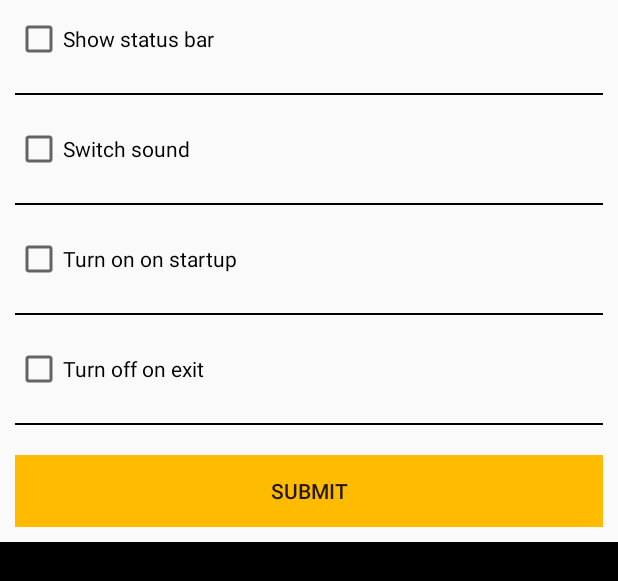
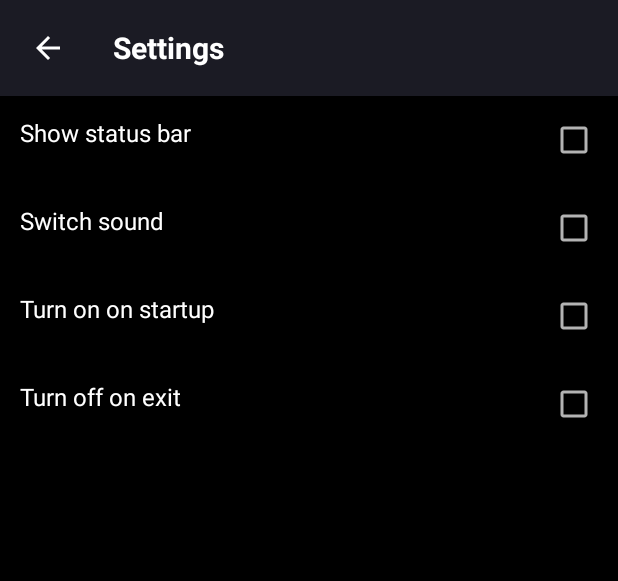
Before and after one commit to muradianartem/fllght, an Android app: the layout activity_settings.xml on its own in the app's theme, with its tools: preview values and no code run, on a phone screen of 412 x 824 dp. Shown: the top 581 px of the screen. Run offline under Robolectric (Android 15) with nearby library versions, the phone set to English and light mode, and no system bars.

Commit message:
Settings activity is done

```diff
--- a/app/src/main/AndroidManifest.xml
+++ b/app/src/main/AndroidManifest.xml
@@ -8,7 +8,7 @@
         android:label="@string/app_name"
         android:roundIcon="@mipmap/ic_launcher"
         android:supportsRtl="true"
-        android:theme="@style/AppTheme">
+        android:theme="@style/generalnotitle">
         <!-- Sample AdMob App ID: ca-app-pub-3940256099942544~3347511713 -->
         <meta-data
             android:name="com.google.android.gms.ads.APPLICATION_ID"
--- a/app/src/main/java/tambowskip/com/flashlight/MainActivity.java
+++ b/app/src/main/java/tambowskip/com/flashlight/MainActivity.java
@@ -10,9 +10,6 @@ import android.content.res.Configuration;
 import android.os.Bundle;
 import android.support.v7.app.AppCompatActivity;
 import android.util.Log;
-import android.view.Menu;
-import android.view.MenuInflater;
-import android.view.MenuItem;
 import android.view.View;
 import android.widget.ImageView;
 
@@ -20,6 +17,10 @@ import com.google.android.gms.ads.AdRequest;
 import com.google.android.gms.ads.AdView;
 import com.google.android.gms.ads.MobileAds;
 import com.google.firebase.analytics.FirebaseAnalytics;
+
+//import android.view.Menu;
+//import android.view.MenuInflater;
+//import android.view.MenuItem;
 
 
 
@@ -31,6 +32,7 @@ public class MainActivity extends AppCompatActivity {
     private AdView mAdView;
     private FirebaseAnalytics mFirebaseAnalytics;
 
+    private ImageView stnBtn;
     private App appSettings;
     private FlashLightInterface flashlight;
     private View view;
@@ -62,6 +64,15 @@ public class MainActivity extends AppCompatActivity {
         }
 
         mMainLayout=findViewById(R.id.mainLayout);
+
+        stnBtn = (ImageView) findViewById(R.id.settings);
+        stnBtn.setOnClickListener(new View.OnClickListener() {
+            @Override
+            public void onClick(View view){
+                openSettingsActivity();
+            }
+        });
+
         mFlashlight=(ImageView) findViewById(R.id.flashlight);
         mFlashlight.setOnClickListener(new View.OnClickListener() {
             @Override
@@ -71,7 +82,6 @@ public class MainActivity extends AppCompatActivity {
                 blackScreen =true;//
                 setBlackWhiteScreen();
                 toggleButtonImage();
-
             }
         });
         mScreen=(ImageView) findViewById(R.id.screen);
@@ -186,26 +196,26 @@ public class MainActivity extends AppCompatActivity {
     }
 
 
-    @Override
-    public boolean onCreateOptionsMenu(Menu menu) {
-        MenuInflater inflater = getMenuInflater();
-        inflater.inflate(R.menu.main_menu, menu);
-        return true;
-    }
+//    @Override
+//    public boolean onCreateOptionsMenu(Menu menu) {
+//        MenuInflater inflater = getMenuInflater();
+//        inflater.inflate(R.menu.main_menu, menu);
+//        return true;
+//    }
 
 
 
-    @Override
-    public boolean onOptionsItemSelected(MenuItem item) {
-        // Handle item selection
-        switch (item.getItemId()) {
-            case R.id.settings:
-                openSettingsActivity();
-                return true;
-            default:
-                return true;
-        }
-    }
+//    @Override
+//    public boolean onOptionsItemSelected(MenuItem item) {
+//        // Handle item selection
+//        switch (item.getItemId()) {
+//            case R.id.settings:
+//                openSettingsActivity();
+//                return true;
+//            default:
+//                return true;
+//        }
+//    }
 
     private void openSettingsActivity() {
         startActivity(new Intent(this,SettingsActivity.class));
--- a/app/src/main/java/tambowskip/com/flashlight/SettingsActivity.java
+++ b/app/src/main/java/tambowskip/com/flashlight/SettingsActivity.java
@@ -6,33 +6,29 @@ import android.content.res.Configuration;
 import android.os.Bundle;
 import android.support.v7.app.AppCompatActivity;
 import android.view.View;
-import android.widget.Button;
 import android.widget.CheckBox;
-
-/**
- * Created by ldemyanenko on 07.03.2017.
- */
+import android.widget.ImageView;
 
 public class SettingsActivity extends AppCompatActivity {
     private App appSettings;
-    private CheckBox showStatucsBar;
+    private CheckBox showStatusBar;
     private CheckBox switchSound;
     private CheckBox turnOnAtStartup;
     private CheckBox turnOffAtExit;
-    private Button btnBack;
+    private ImageView btnBack;
 
     @Override
     protected void onCreate(Bundle savedInstanceState) {
         super.onCreate(savedInstanceState);
         appSettings=App.getInstance(getApplicationContext());
         setContentView(R.layout.activity_settings);
-        showStatucsBar=(CheckBox)findViewById(R.id.showStatusBar);
+        showStatusBar=(CheckBox)findViewById(R.id.showStatusBar);
         switchSound=(CheckBox)findViewById(R.id.switchSound);
         turnOnAtStartup=(CheckBox)findViewById(R.id.turnOnAtStartup);
         turnOffAtExit=(CheckBox)findViewById(R.id.turnOffAtExit);
         setupSettings();
         final Intent intent = new Intent(this, MainActivity.class);
-        btnBack=(Button) findViewById(R.id.button_back_setting);
+        btnBack= (ImageView) findViewById(R.id.back_setting);
         btnBack.setOnClickListener(new View.OnClickListener() {
             @Override
             public void onClick(View v) {
@@ -44,7 +40,7 @@ public class SettingsActivity extends AppCompatActivity {
     }
 
     private void setupSettings() {
-        showStatucsBar.setChecked(appSettings.showStatusBar());
+        showStatusBar.setChecked(appSettings.showStatusBar());
         switchSound.setChecked(appSettings.switchSounds());
         turnOnAtStartup.setChecked(appSettings.turnOnAtStartup());
         turnOffAtExit.setChecked(appSettings.turnOffAtExit());
@@ -58,7 +54,7 @@ public class SettingsActivity extends AppCompatActivity {
     }
 
     private void saveSettings() {
-        appSettings.saveSettings(showStatucsBar.isChecked(),switchSound.isChecked(),turnOnAtStartup.isChecked(), turnOffAtExit.isChecked());
+        appSettings.saveSettings(showStatusBar.isChecked(),switchSound.isChecked(),turnOnAtStartup.isChecked(), turnOffAtExit.isChecked());
     }
 
     @Override
--- /dev/null
+++ b/app/src/main/res/drawable/ic_arrow_back_black_24dp.xml
@@ -0,0 +1,5 @@
+<vector android:height="24dp" android:tint="#FFFFFF"
+    android:viewportHeight="24.0" android:viewportWidth="24.0"
+    android:width="24dp" xmlns:android="http://schemas.android.com/apk/res/android">
+    <path android:fillColor="#FF000000" android:pathData="M20,11H7.83l5.59,-5.59L12,4l-8,8 8,8 1.41,-1.41L7.83,13H20v-2z"/>
+</vector>
--- a/app/src/main/res/drawable/ic_settings.xml
+++ b/app/src/main/res/drawable/ic_settings.xml
@@ -1,9 +1,9 @@
 <vector xmlns:android="http://schemas.android.com/apk/res/android"
-        android:width="24dp"
-        android:height="24dp"
+        android:width="20dp"
+        android:height="20dp"
         android:viewportWidth="24.0"
         android:viewportHeight="24.0">
     <path
-        android:fillColor="#FF000000"
+        android:fillColor="#80FFFFFF"
         android:pathData="M19.43,12.98c0.04,-0.32 0.07,-0.64 0.07,-0.98s-0.03,-0.66 -0.07,-0.98l2.11,-1.65c0.19,-0.15 0.24,-0.42 0.12,-0.64l-2,-3.46c-0.12,-0.22 -0.39,-0.3 -0.61,-0.22l-2.49,1c-0.52,-0.4 -1.08,-0.73 -1.69,-0.98l-0.38,-2.65C14.46,2.18 14.25,2 14,2h-4c-0.25,0 -0.46,0.18 -0.49,0.42l-0.38,2.65c-0.61,0.25 -1.17,0.59 -1.69,0.98l-2.49,-1c-0.23,-0.09 -0.49,0 -0.61,0.22l-2,3.46c-0.13,0.22 -0.07,0.49 0.12,0.64l2.11,1.65c-0.04,0.32 -0.07,0.65 -0.07,0.98s0.03,0.66 0.07,0.98l-2.11,1.65c-0.19,0.15 -0.24,0.42 -0.12,0.64l2,3.46c0.12,0.22 0.39,0.3 0.61,0.22l2.49,-1c0.52,0.4 1.08,0.73 1.69,0.98l0.38,2.65c0.03,0.24 0.24,0.42 0.49,0.42h4c0.25,0 0.46,-0.18 0.49,-0.42l0.38,-2.65c0.61,-0.25 1.17,-0.59 1.69,-0.98l2.49,1c0.23,0.09 0.49,0 0.61,-0.22l2,-3.46c0.12,-0.22 0.07,-0.49 -0.12,-0.64l-2.11,-1.65zM12,15.5c-1.93,0 -3.5,-1.57 -3.5,-3.5s1.57,-3.5 3.5,-3.5 3.5,1.57 3.5,3.5 -1.57,3.5 -3.5,3.5z"/>
 </vector>
--- a/app/src/main/res/layout/activity_main.xml
+++ b/app/src/main/res/layout/activity_main.xml
@@ -1,11 +1,24 @@
 <?xml version="1.0" encoding="utf-8"?>
 <RelativeLayout xmlns:android="http://schemas.android.com/apk/res/android"
+    xmlns:tools="http://schemas.android.com/tools"
     android:id="@+id/mainLayout"
-    xmlns:tools="http://schemas.android.com/tools"
     android:layout_width="match_parent"
     android:layout_height="match_parent"
     android:background="@android:color/black"
     tools:context="tambowskip.com.flashlight.MainActivity">
+
+    <FrameLayout
+        android:layout_width="match_parent"
+        android:layout_height="wrap_content">
+
+        <ImageView
+            android:id="@+id/settings"
+            android:layout_width="wrap_content"
+            android:layout_height="wrap_content"
+            android:layout_gravity="center_vertical|right"
+            android:layout_marginRight="20dp"
+            android:background="@drawable/ic_settings" />
+    </FrameLayout>
 
     <FrameLayout
         android:id="@+id/main_button"
@@ -14,18 +27,20 @@
         android:layout_centerInParent="true"
         android:background="@drawable/cirlce_for_button"
         android:soundEffectsEnabled="true">
+
         <ImageView
             android:id="@+id/main_button_image"
             android:layout_width="48dp"
             android:layout_height="48dp"
             android:layout_gravity="center"
-            android:background="@drawable/ic_power_settings_new_white"/>
+            android:background="@drawable/ic_power_settings_new_white" />
     </FrameLayout>
+
     <LinearLayout
+        android:layout_width="wrap_content"
+        android:layout_height="wrap_content"
         android:layout_below="@+id/main_button"
         android:layout_centerHorizontal="true"
-        android:layout_width="wrap_content"
-        android:layout_height="wrap_content"
         android:layout_margin="20dp"
         android:orientation="horizontal">
 
@@ -34,25 +49,24 @@
             android:layout_width="40dp"
             android:layout_height="40dp"
             android:layout_margin="10dp"
-        android:background="@drawable/ic_flashlight"/>
+            android:background="@drawable/ic_flashlight" />
+
         <ImageView
             android:id="@+id/screen"
             android:layout_width="40dp"
             android:layout_height="40dp"
             android:layout_marginLeft="10dp"
+            android:layout_marginTop="15dp"
             android:layout_marginRight="10dp"
-        android:layout_marginTop="15dp"
-        android:background="@drawable/ic_screen"/>
+            android:background="@drawable/ic_screen" />
     </LinearLayout>
 
-    <com.google.android.gms.ads.AdView
-        xmlns:ads="http://schemas.android.com/apk/res-auto"
+    <com.google.android.gms.ads.AdView xmlns:ads="http://schemas.android.com/apk/res-auto"
         android:id="@+id/adView"
         android:layout_width="wrap_content"
         android:layout_height="wrap_content"
+        android:layout_alignParentBottom="true"
         android:layout_centerHorizontal="true"
-        android:layout_alignParentBottom="true"
         ads:adSize="BANNER"
-        ads:adUnitId="ca-app-pub-9296603406231808/6824748013">
-    </com.google.android.gms.ads.AdView>
+        ads:adUnitId="ca-app-pub-9296603406231808/6824748013"></com.google.android.gms.ads.AdView>
 </RelativeLayout>
--- a/app/src/main/res/layout/activity_settings.xml
+++ b/app/src/main/res/layout/activity_settings.xml
@@ -1,108 +1,129 @@
 <?xml version="1.0" encoding="utf-8"?>
 <LinearLayout xmlns:android="http://schemas.android.com/apk/res/android"
-    android:orientation="vertical" android:layout_width="match_parent"
-    android:layout_height="match_parent">
+    android:layout_width="match_parent"
+    android:layout_height="match_parent"
+    android:background="@color/black"
+    android:fontFamily="@font/roboto"
+    android:orientation="vertical">
+
     <LinearLayout
         android:layout_width="match_parent"
-        android:layout_height="wrap_content">
+        android:layout_height="wrap_content"
+        android:background="@color/grey">
+
+        <ImageView
+            android:id="@+id/back_setting"
+            android:layout_width="wrap_content"
+            android:layout_height="wrap_content"
+            android:background="@drawable/ic_arrow_back_black_24dp"
+            android:layout_margin="20dp"/>
+
+        <TextView
+            android:layout_width="wrap_content"
+            android:layout_height="match_parent"
+            android:gravity="center_vertical"
+            android:layout_gravity="fill_horizontal"
+            android:padding="11dp"
+            android:text="@string/settings"
+            android:textColor="@color/white"
+            android:textStyle="bold"
+            android:textSize="20sp"
+            />
+
     </LinearLayout>
+
     <FrameLayout
         android:layout_width="match_parent"
         android:layout_height="wrap_content"
-        android:layout_margin="10dp">
+        android:layout_margin="13dp">
 
-    <CheckBox
-        android:id="@+id/showStatusBar"
-        android:layout_gravity="center_vertical|left"
+        <TextView
+            android:layout_width="wrap_content"
+            android:layout_height="wrap_content"
+            android:text="@string/status_bar"
+            android:textSize="16sp"
+            android:textColor="@color/white"
 
-        android:layout_width="match_parent"
-        android:layout_height="wrap_content"
-        android:text="@string/status_bar"/>
+            />
+
+        <CheckBox
+            android:id="@+id/showStatusBar"
+            android:layout_width="wrap_content"
+            android:layout_height="wrap_content"
+            android:layout_gravity="center_vertical|right"
+            android:background="@color/black"
+            android:textColor="@color/white"
+            android:textSize="16sp" />
 
     </FrameLayout>
-    <View
-        android:layout_width="match_parent"
-        android:layout_height="1dp"
-        android:layout_margin="10dp"
-        android:background="@color/black">
-    </View>
+
     <FrameLayout
         android:layout_width="match_parent"
         android:layout_height="wrap_content"
-        android:layout_margin="10dp">
+        android:layout_margin="13dp">
+
+        <TextView
+            android:layout_width="wrap_content"
+            android:layout_height="wrap_content"
+            android:text="@string/play_sounds"
+            android:textSize="16sp"
+            android:textColor="@color/white"/>
 
         <CheckBox
             android:id="@+id/switchSound"
-            android:layout_gravity="center_vertical|left"
-            android:layout_width="match_parent"
+            android:layout_width="wrap_content"
             android:layout_height="wrap_content"
-            android:text="@string/play_sounds"/>
+            android:layout_gravity="center_vertical|right"
+            android:textColor="@color/white"
+            android:textSize="16sp" />
     </FrameLayout>
-    <View
-        android:layout_width="match_parent"
-        android:layout_height="1dp"
-        android:layout_margin="10dp"
-        android:background="@color/black">
-    </View>
+
     <FrameLayout
         android:layout_width="match_parent"
         android:layout_height="wrap_content"
-        android:layout_margin="10dp">
+        android:layout_margin="13dp">
+
+        <TextView
+            android:layout_width="wrap_content"
+            android:layout_height="wrap_content"
+            android:text="@string/on_on_startup"
+            android:textSize="16sp"
+            android:textColor="@color/white"/>
 
         <CheckBox
             android:id="@+id/turnOnAtStartup"
-            android:layout_gravity="center_vertical|left"
-            android:layout_width="match_parent"
+            android:layout_width="wrap_content"
             android:layout_height="wrap_content"
-            android:text="@string/on_on_startup"/>
+            android:layout_gravity="center_vertical|right"
+
+            />
     </FrameLayout>
-    <View
-        android:layout_width="match_parent"
-        android:layout_height="1dp"
-        android:layout_margin="10dp"
-        android:background="@color/black">
-    </View>
+
     <FrameLayout
         android:layout_width="match_parent"
         android:layout_height="wrap_content"
-        android:layout_margin="10dp">
+        android:layout_margin="13dp">
+
+        <TextView
+            android:layout_width="wrap_content"
+            android:layout_height="wrap_content"
+            android:text="@string/off_on_destroy"
+            android:textSize="16sp"
+            android:textColor="@color/white"/>
 
         <CheckBox
             android:id="@+id/turnOffAtExit"
-            android:layout_gravity="center_vertical|left"
-            android:layout_width="match_parent"
+            android:layout_width="wrap_content"
             android:layout_height="wrap_content"
-            android:text="@string/off_on_destroy"/>
+            android:layout_gravity="center_vertical|right"/>
     </FrameLayout>
+
     <View
         android:layout_width="match_parent"
-        android:layout_height="1dp"
-        android:layout_margin="10dp"
+        android:layout_height="match_parent"
         android:background="@color/black">
+
     </View>
-    <LinearLayout
-        android:layout_margin="10dp"
-        android:layout_width="match_parent"
-        android:layout_height="wrap_content">
-
-        <Button
-            android:id="@+id/button_back_setting"
-            android:layout_width="match_parent"
-            android:layout_height="match_parent"
-            android:layout_gravity="fill_horizontal"
-            android:background="@drawable/btn_color"
-            android:text="@string/button_back_setting" />
-
-    </LinearLayout>
-<View
-    android:layout_width="match_parent"
-    android:layout_height="match_parent"
-    android:background="@color/black">
-
-</View>
-
-
-
 
 
 </LinearLayout>
--- a/app/src/main/res/menu/main_menu.xml
+++ /dev/null
@@ -1,6 +0,0 @@
-<?xml version="1.0" encoding="utf-8"?>
-<menu xmlns:android="http://schemas.android.com/apk/res/android">
-    <item android:id="@+id/settings"
-        android:icon="@drawable/ic_settings"
-        android:title="@string/settings" />
-</menu>
--- a/app/src/main/res/values/colors.xml
+++ b/app/src/main/res/values/colors.xml
@@ -2,7 +2,10 @@
 <resources>
     <color name="colorPrimary">#3F51B5</color>
     <color name="colorPrimaryDark">#303F9F</color>
-    <color name="colorAccent">#FF4081</color>
+    <color name="colorSecondary">#FFFFFFFF</color>
+    <color name="colorAccent">#FFFFBB00</color>
+    <color name="grey">#1B1B24</color>
+
 
     <color name="black">@android:color/black</color>
     <color name="white">@android:color/white</color>
--- a/app/src/main/res/values/styles.xml
+++ b/app/src/main/res/values/styles.xml
@@ -1,20 +1,15 @@
 <resources>
 
     <!-- Base application theme. -->
-    <style name="AppTheme" parent="Theme.AppCompat.Light.DarkActionBar">
+    <style name="AppTheme" parent="Theme.AppCompat.NoActionBar">
         <!-- Customize your theme here. -->
         <item name="colorPrimary">@color/black</item>
         <item name="colorPrimaryDark">@color/colorPrimaryDark</item>
         <item name="colorAccent">@color/colorAccent</item>
-        <item name="android:actionBarStyle">@style/MyTheme.ActionBarStyle</item>
     </style>
 
-    <style name="MyTheme.ActionBarStyle" parent="@android:style/Widget.Holo.Light.ActionBar">
-        <item name="android:titleTextStyle">@style/MyTheme.ActionBar.TitleTextStyle</item>
-    </style>
-
-    <style name="MyTheme.ActionBar.TitleTextStyle" parent="@android:style/TextAppearance.Holo.Widget.ActionBar.Title">
-        <item name="android:textColor">@color/white</item>
+    <style name="generalnotitle" parent="AppTheme">
+        <item name="android:windowNoTitle">true</item>
     </style>
 
 </resources>
```
Lines whose indentation alone changed are shown as unchanged.
